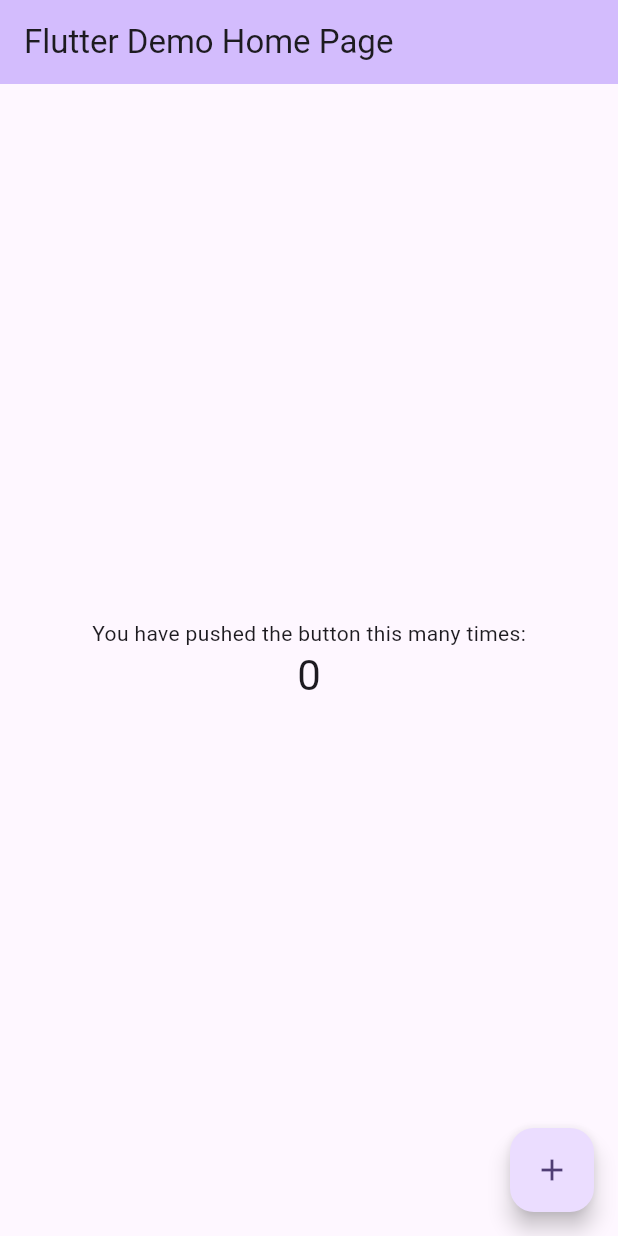
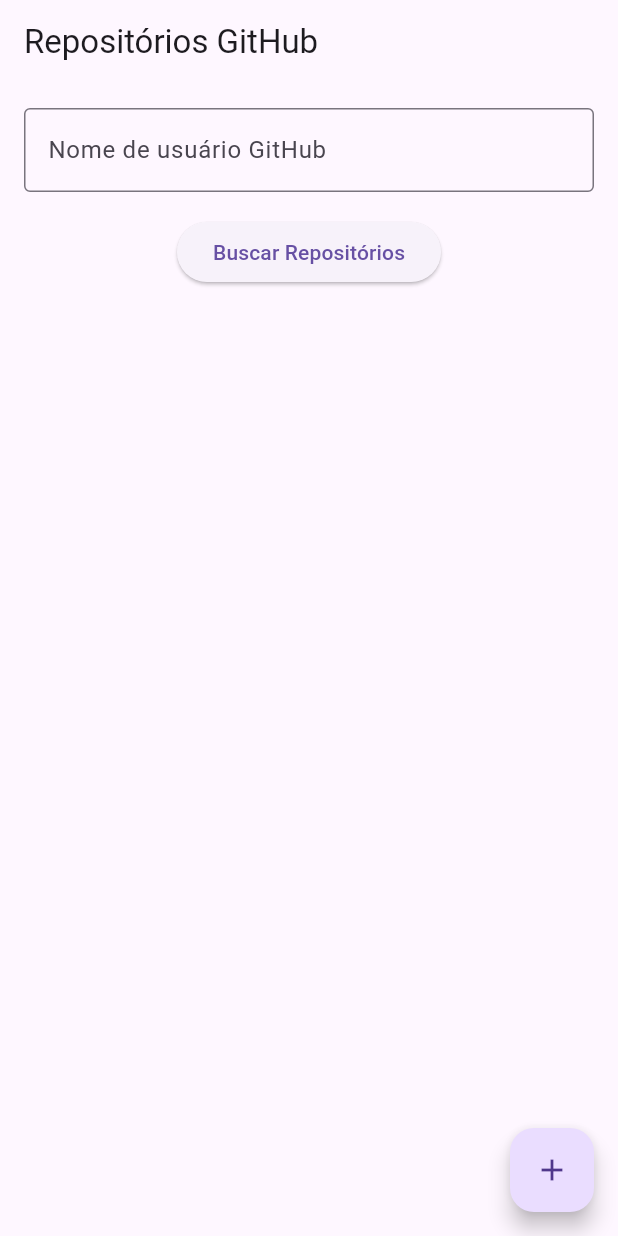
Before and after one commit to Caiorhcp/Flutter_github-api, a Flutter app: the screen it shows after launch, on a phone screen of 412 x 824 dp. Run offline on Flutter 3.47's test engine with Material 3 defaults, Android fonts, the light colour scheme and no system bars; our stand-ins replace dio.

Commit message:
chore: add home page, feat: create função para buscar por nome o repositorio do github via substituição do user no link e transformar tudo em objeto e redenrizar na tela

```diff
--- /dev/null
+++ b/lib/app.dart
@@ -0,0 +1,20 @@
+import 'package:flutter/material.dart';
+import 'package:my_ext/pages/home_page.dart';
+
+class App extends StatelessWidget {
+  const App({super.key});
+
+  @override
+  Widget build(BuildContext context) {
+    return MaterialApp(
+      debugShowCheckedModeBanner: false,
+      home: Scaffold(
+        body: const HomePage(),
+        floatingActionButton: FloatingActionButton(
+          onPressed: () {},
+          child: const Icon(Icons.add),
+        ),
+      ),
+    );
+  }
+}
--- a/lib/main.dart
+++ b/lib/main.dart
@@ -1,125 +1,6 @@
 import 'package:flutter/material.dart';
+import 'package:my_ext/app.dart';
 
 void main() {
-  runApp(const MyApp());
+  runApp(const App());
 }
-
-class MyApp extends StatelessWidget {
-  const MyApp({super.key});
-
-  // This widget is the root of your application.
-  @override
-  Widget build(BuildContext context) {
-    return MaterialApp(
-      title: 'Flutter Demo',
-      theme: ThemeData(
-        // This is the theme of your application.
-        //
-        // TRY THIS: Try running your application with "flutter run". You'll see
-        // the application has a purple toolbar. Then, without quitting the app,
-        // try changing the seedColor in the colorScheme below to Colors.green
-        // and then invoke "hot reload" (save your changes or press the "hot
-        // reload" button in a Flutter-supported IDE, or press "r" if you used
-        // the command line to start the app).
-        //
-        // Notice that the counter didn't reset back to zero; the application
-        // state is not lost during the reload. To reset the state, use hot
-        // restart instead.
-        //
-        // This works for code too, not just values: Most code changes can be
-        // tested with just a hot reload.
-        colorScheme: ColorScheme.fromSeed(seedColor: Colors.deepPurple),
-        useMaterial3: true,
-      ),
-      home: const MyHomePage(title: 'Flutter Demo Home Page'),
-    );
-  }
-}
-
-class MyHomePage extends StatefulWidget {
-  const MyHomePage({super.key, required this.title});
-
-  // This widget is the home page of your application. It is stateful, meaning
-  // that it has a State object (defined below) that contains fields that affect
-  // how it looks.
-
-  // This class is the configuration for the state. It holds the values (in this
-  // case the title) provided by the parent (in this case the App widget) and
-  // used by the build method of the State. Fields in a Widget subclass are
-  // always marked "final".
-
-  final String title;
-
-  @override
-  State<MyHomePage> createState() => _MyHomePageState();
-}
-
-class _MyHomePageState extends State<MyHomePage> {
-  int _counter = 0;
-
-  void _incrementCounter() {
-    setState(() {
-      // This call to setState tells the Flutter framework that something has
-      // changed in this State, which causes it to rerun the build method below
-      // so that the display can reflect the updated values. If we changed
-      // _counter without calling setState(), then the build method would not be
-      // called again, and so nothing would appear to happen.
-      _counter++;
-    });
-  }
-
-  @override
-  Widget build(BuildContext context) {
-    // This method is rerun every time setState is called, for instance as done
-    // by the _incrementCounter method above.
-    //
-    // The Flutter framework has been optimized to make rerunning build methods
-    // fast, so that you can just rebuild anything that needs updating rather
-    // than having to individually change instances of widgets.
-    return Scaffold(
-      appBar: AppBar(
-        // TRY THIS: Try changing the color here to a specific color (to
-        // Colors.amber, perhaps?) and trigger a hot reload to see the AppBar
-        // change color while the other colors stay the same.
-        backgroundColor: Theme.of(context).colorScheme.inversePrimary,
-        // Here we take the value from the MyHomePage object that was created by
-        // the App.build method, and use it to set our appbar title.
-        title: Text(widget.title),
-      ),
-      body: Center(
-        // Center is a layout widget. It takes a single child and positions it
-        // in the middle of the parent.
-        child: Column(
-          // Column is also a layout widget. It takes a list of children and
-          // arranges them vertically. By default, it sizes itself to fit its
-          // children horizontally, and tries to be as tall as its parent.
-          //
-          // Column has various properties to control how it sizes itself and
-          // how it positions its children. Here we use mainAxisAlignment to
-          // center the children vertically; the main axis here is the vertical
-          // axis because Columns are vertical (the cross axis would be
-          // horizontal).
-          //
-          // TRY THIS: Invoke "debug painting" (choose the "Toggle Debug Paint"
-          // action in the IDE, or press "p" in the console), to see the
-          // wireframe for each widget.
-          mainAxisAlignment: MainAxisAlignment.center,
-          children: <Widget>[
-            const Text(
-              'You have pushed the button this many times:',
-            ),
-            Text(
-              '$_counter',
-              style: Theme.of(context).textTheme.headlineMedium,
-            ),
-          ],
-        ),
-      ),
-      floatingActionButton: FloatingActionButton(
-        onPressed: _incrementCounter,
-        tooltip: 'Increment',
-        child: const Icon(Icons.add),
-      ), // This trailing comma makes auto-formatting nicer for build methods.
-    );
-  }
-}
--- /dev/null
+++ b/lib/models/project_model.dart
@@ -0,0 +1,24 @@
+// lib/models/project_model.dart
+
+class Project {
+  final int id;
+  final String name;
+  final String fullName;
+  final String userImage;
+
+  Project({
+    required this.id,
+    required this.name,
+    required this.fullName,
+    required this.userImage,
+  });
+
+  factory Project.fromMap(Map<String, dynamic> map) {
+    return Project(
+      id: map['id'],
+      name: map['name'],
+      fullName: map['full_name'],
+      userImage: map['owner']['avatar_url'],
+    );
+  }
+}
--- /dev/null
+++ b/lib/pages/home_page.dart
@@ -0,0 +1,138 @@
+// lib/pages/home_page.dart
+
+import 'package:flutter/material.dart';
+import 'package:url_launcher/url_launcher.dart';
+import 'package:my_ext/models/api_service.dart'; // Importa a função para buscar projetos
+import 'package:my_ext/models/project_model.dart'; // Importa o modelo de projeto
+
+// Página principal do aplicativo
+class HomePage extends StatefulWidget {
+  const HomePage({super.key}); // Construtor da página principal
+  @override
+  _HomePageState createState() => _HomePageState(); // Cria o estado da página
+}
+
+class _HomePageState extends State<HomePage> {
+  final TextEditingController _controller =
+      TextEditingController(); // Controlador do campo de texto
+  List<Project> _projetos = []; // Lista para armazenar os projetos retornados
+  bool _carregando = false; // Flag para indicar se a busca está em andamento
+  String _mensagemErro = ''; // Mensagem de erro a ser exibida
+
+  // Método para buscar projetos com base no nome de usuário fornecido
+  Future<void> _buscarProjetos() async {
+    setState(() {
+      _carregando = true; // Inicia o carregamento
+      _mensagemErro = ''; // Limpa a mensagem de erro
+    });
+
+    final usuario =
+        _controller.text.trim(); // Obtém o nome de usuário do campo de texto
+    if (usuario.isNotEmpty) {
+      // Verifica se o nome de usuário não está vazio
+      try {
+        final projetos = await getProjects(usuario); // Busca os projetos
+        setState(() {
+          _projetos = projetos; // Atualiza a lista de projetos
+          _carregando = false; // Finaliza o carregamento
+        });
+      } catch (e) {
+        setState(() {
+          _mensagemErro =
+              'User não encontrado, tente novamente'; // Define a mensagem de erro
+          _carregando = false; // Finaliza o carregamento
+        });
+      }
+    } else {
+      setState(() {
+        _mensagemErro =
+            'Digite um nome de usuário'; // Mensagem de erro se o campo estiver vazio
+        _carregando = false; // Finaliza o carregamento
+      });
+    }
+  }
+
+  // Método para abrir a URL no navegador
+  Future<void> _abrirUrl(String url) async {
+    final uri = Uri.parse(url); // Converte a URL em um objeto Uri
+    if (await canLaunchUrl(uri)) {
+      // Verifica se a URL pode ser aberta
+      await launchUrl(uri); // Abre a URL
+    } else {
+      ScaffoldMessenger.of(context).showSnackBar(
+        const SnackBar(
+            content: Text(
+                'Não foi possível abrir o link')), // Exibe mensagem de erro
+      );
+    }
+  }
+
+  @override
+  Widget build(BuildContext context) {
+    return Scaffold(
+      appBar: AppBar(
+        title: const Text('Repositórios GitHub'), // Título da AppBar
+      ),
+      body: Padding(
+        padding:
+            const EdgeInsets.all(16.0), // Adiciona padding ao corpo da página
+        child: Column(
+          mainAxisAlignment: MainAxisAlignment.center,
+          children: [
+            // Campo de texto para entrada do nome de usuário GitHub
+            TextField(
+              controller: _controller,
+              decoration: const InputDecoration(
+                border: OutlineInputBorder(),
+                labelText: 'Nome de usuário GitHub',
+              ),
+            ),
+            const SizedBox(
+                height: 16.0), // Espaçamento entre o campo de texto e o botão
+
+            // Botão para buscar repositórios
+            ElevatedButton(
+              onPressed:
+                  _buscarProjetos, // Chama o método de busca quando pressionado
+              child: const Text('Buscar Repositórios'),
+            ),
+            const SizedBox(
+                height:
+                    16.0), // Espaçamento entre o botão e o conteúdo da lista
+
+            // Indicador de carregamento e mensagem de erro
+            if (_carregando)
+              const CircularProgressIndicator(), // Exibe indicador de carregamento
+            if (_mensagemErro.isNotEmpty)
+              Text(_mensagemErro,
+                  style: const TextStyle(
+                      color: Colors.red)), // Exibe mensagem de erro
+
+            // Lista de repositórios
+            Expanded(
+              child: ListView.builder(
+                itemCount: _projetos.length, // Número de itens na lista
+                itemBuilder: (context, index) {
+                  final projeto =
+                      _projetos[index]; // Obtém o projeto na posição atual
+                  return ListTile(
+                    leading: Image.network(
+                        projeto.userImage), // Exibe a imagem do usuário
+                    title: Text(projeto.name), // Nome do projeto
+                    subtitle:
+                        Text(projeto.fullName), // Nome completo do projeto
+                    onTap: () {
+                      final url =
+                          'https://github.com/${_controller.text.trim()}/${projeto.name}'; // Gera a URL do projeto
+                      _abrirUrl(url); // Abre a URL do projeto
+                    },
+                  );
+                },
+              ),
+            ),
+          ],
+        ),
+      ),
+    );
+  }
+}
--- a/pubspec.yaml
+++ b/pubspec.yaml
@@ -28,8 +28,10 @@
 # the latest version available on pub.dev. To see which dependencies have newer
 # versions available, run `flutter pub outdated`.
 dependencies:
+  dio: ^5.7.0
   flutter:
     sdk: flutter
+  url_launcher: ^6.0.9
 
 
   # The following adds the Cupertino Icons font to your application.
```
Also changed, not shown: lib/models/api_service.dart (added, +13 -0 lines), pubspec.lock, 6 other files.
